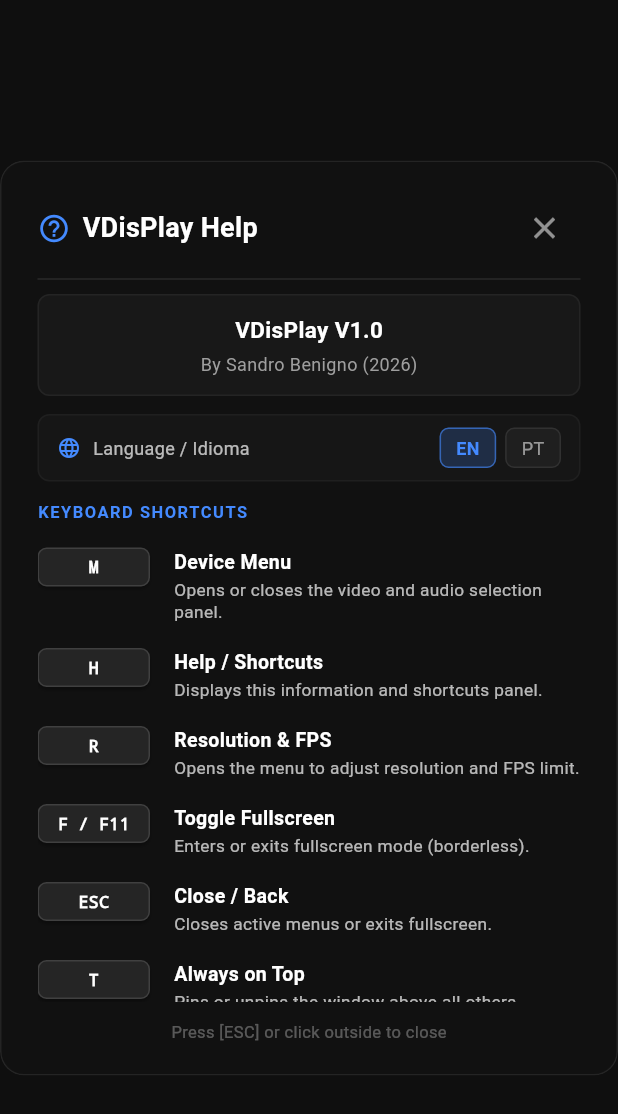
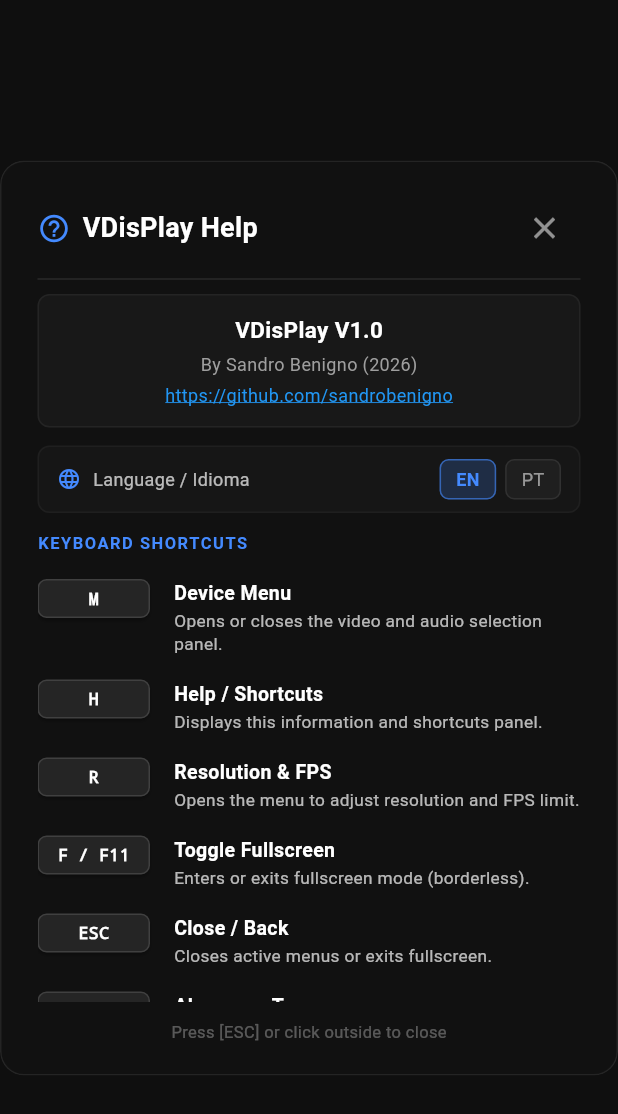
Before and after one commit to sandrobenigno/VDisPlay, a Flutter app: the HelpOverlay widget shown alone on an empty page, opened directly with empty values, on a phone screen of 412 x 824 dp. Shown: the top 1114 px of the screen. Run offline on Flutter 3.47's test engine with Material 3 defaults, Android fonts, the phone set to English and light mode, and no system bars; our stand-ins replace shared_preferences; missing offline and left inert: dart:ffi, win32; accounts and stored records are empty; statements that could not run were skipped.

Commit message:
Mudanças estéticas pré-release.

```diff
--- a/lib/help_overlay.dart
+++ b/lib/help_overlay.dart
@@ -1,5 +1,6 @@
 import 'dart:ui';
 import 'package:flutter/material.dart';
+import 'package:url_launcher/url_launcher.dart';
 import 'l10n.dart';
 
 class HelpOverlay extends StatelessWidget {
@@ -88,9 +89,9 @@ class HelpOverlay extends StatelessWidget {
                         border: Border.all(
                             color: Colors.white.withOpacity(0.05)),
                       ),
-                      child: const Column(
+                      child: Column(
                         children: [
-                          Text(
+                          const Text(
                             'VDisPlay V1.0',
                             style: TextStyle(
                               color: Colors.white,
@@ -98,11 +99,24 @@ class HelpOverlay extends StatelessWidget {
                               fontWeight: FontWeight.bold,
                             ),
                           ),
-                          SizedBox(height: 4),
-                          Text(
+                          const SizedBox(height: 4),
+                          const Text(
                             'By Sandro Benigno (2026)',
                             style:
                                 TextStyle(color: Colors.grey, fontSize: 12),
+                          ),
+                          const SizedBox(height: 4),
+                          InkWell(
+                            onTap: () => launchUrl(Uri.parse('https://github.com/sandrobenigno')),
+                            child: const Text(
+                              'https://github.com/sandrobenigno',
+                              style: TextStyle(
+                                color: Colors.blue,
+                                fontSize: 12,
+                                decoration: TextDecoration.underline,
+                                decorationColor: Colors.blue,
+                              ),
+                            ),
                           ),
                         ],
                       ),
--- a/pubspec.yaml
+++ b/pubspec.yaml
@@ -37,6 +37,7 @@ dependencies:
   ffi: ^2.2.0
   win32: ^6.3.0
   shared_preferences: ^2.5.5
+  url_launcher: ^6.3.2
 
 dev_dependencies:
   flutter_test:
```
Also changed, not shown: 3 other files.
